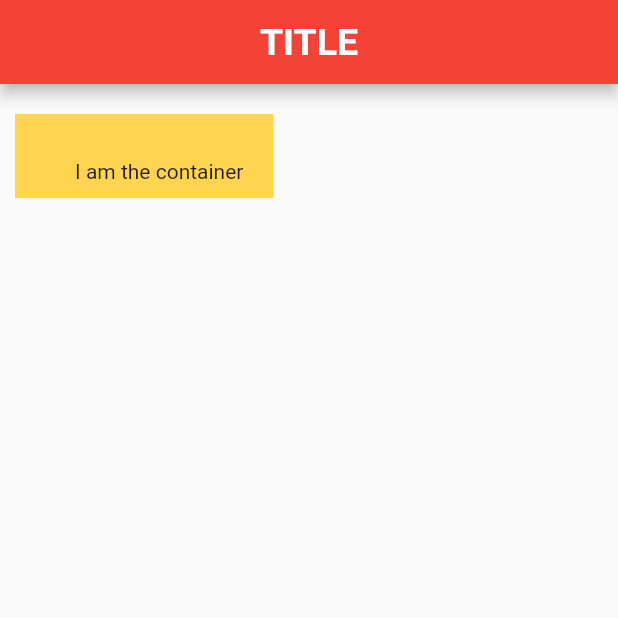
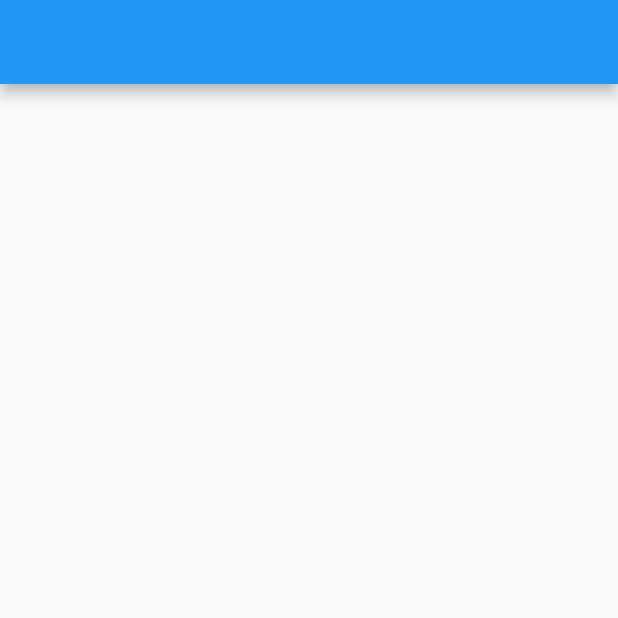
Before and after one commit to anukulpandey/Flutter4Beginners, a Flutter app: the screen it shows after launch, on a phone screen of 412 x 824 dp, the top half of it. Run offline on Flutter 3.47's test engine with Material 2 defaults, Android fonts, the phone set to English and light mode, and no system bars.

Commit message:
base code

```diff
--- a/lib/main.dart
+++ b/lib/main.dart
@@ -11,17 +11,10 @@ class Home extends StatelessWidget {
   Widget build(BuildContext context) {
     return Scaffold(
       appBar: AppBar(
-        title: Text("TITLE",
-        style: TextStyle(fontWeight: FontWeight.bold,fontSize: 25),),
-        centerTitle: true,
-        backgroundColor: Colors.red,
 
       ),
       body:Container(
-        color: Colors.amber[300] ,
-        child:Text("I am the container"),
-        margin: EdgeInsets.fromLTRB(10, 20, 30, 40),
-        padding: EdgeInsets.fromLTRB(40, 30, 20, 10),
+
         )
       );
   }
```
Also changed, not shown: 1 other file.
